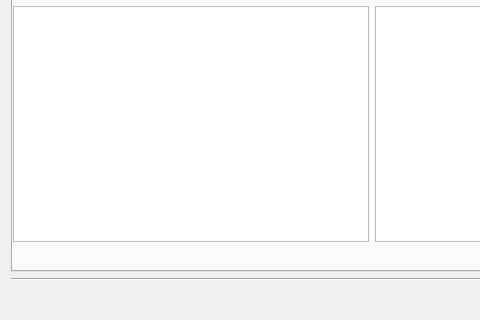
janelia-flyem/NeuTu, file neurolabi/gui/dialogs/flyembodyinfodialog.ui: the form before one commit; both pictures show x 0 to 480 and y 523 to 843 of the 744 by 843 pixel window.
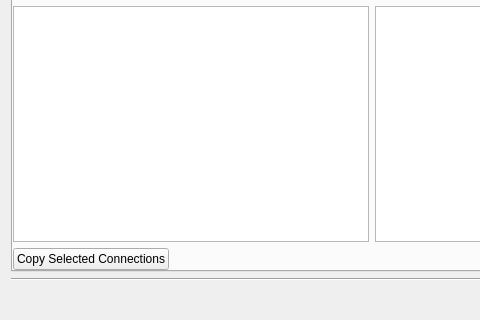
The form after the commit. The open tabs and pages were chosen to show the change.

Commit message: add copying connection in sequencer

```diff
--- a/neurolabi/gui/dialogs/flyembodyinfodialog.ui
+++ b/neurolabi/gui/dialogs/flyembodyinfodialog.ui
@@ -526,6 +526,13 @@
          <property name="topMargin">
           <number>0</number>
          </property>
+         <item>
+          <widget class="QPushButton" name="copyConnectionPushButton">
+           <property name="text">
+            <string>Copy Selected Connections</string>
+           </property>
+          </widget>
+         </item>
          <item>
           <spacer name="horizontalSpacer_8">
            <property name="orientation">
```
Left out of the diff: 2 changed lines with no effect on the pictures. The commit also changes 2 other files.
